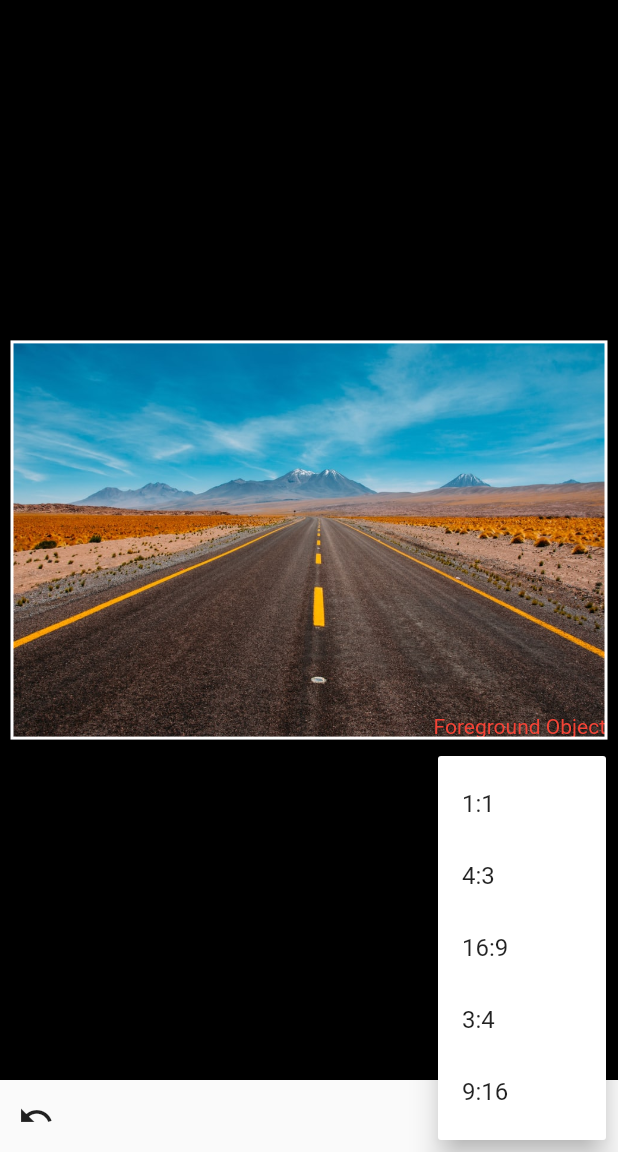
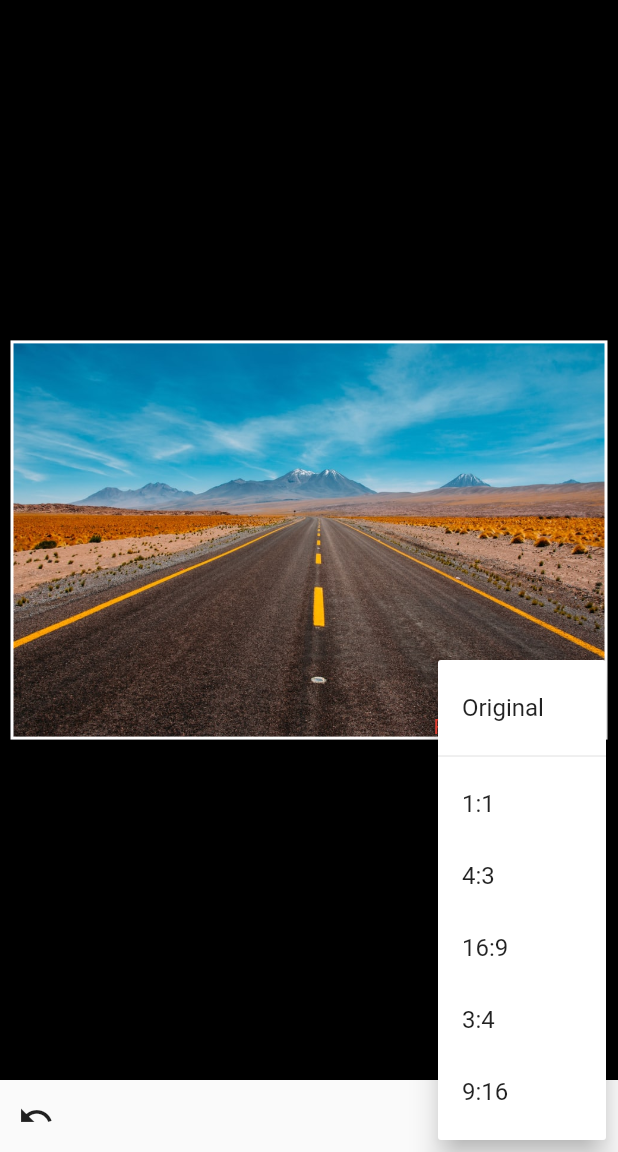
Before and after one commit to xclud/flutter_crop, a Flutter app: the screen it shows after launch, after a tap on the "aspect ratio" icon, on a phone screen of 412 x 824 dp, the part 84-1236 px from its top. Run offline on Flutter 3.47's test engine with Material 2 defaults, Android fonts, the phone set to English and light mode, and no system bars; our stand-ins replace flutter_icons.

Commit message:
Original aspect ratio.

```diff
--- a/example/lib/main.dart
+++ b/example/lib/main.dart
@@ -127,6 +127,11 @@ class _MyHomePageState extends State<MyHomePage> {
                 icon: Icon(Icons.aspect_ratio),
                 itemBuilder: (context) => [
                   PopupMenuItem(
+                    child: Text("Original"),
+                    value: 1000 / 667.0,
+                  ),
+                  PopupMenuDivider(),
+                  PopupMenuItem(
                     child: Text("1:1"),
                     value: 1,
                   ),
```
